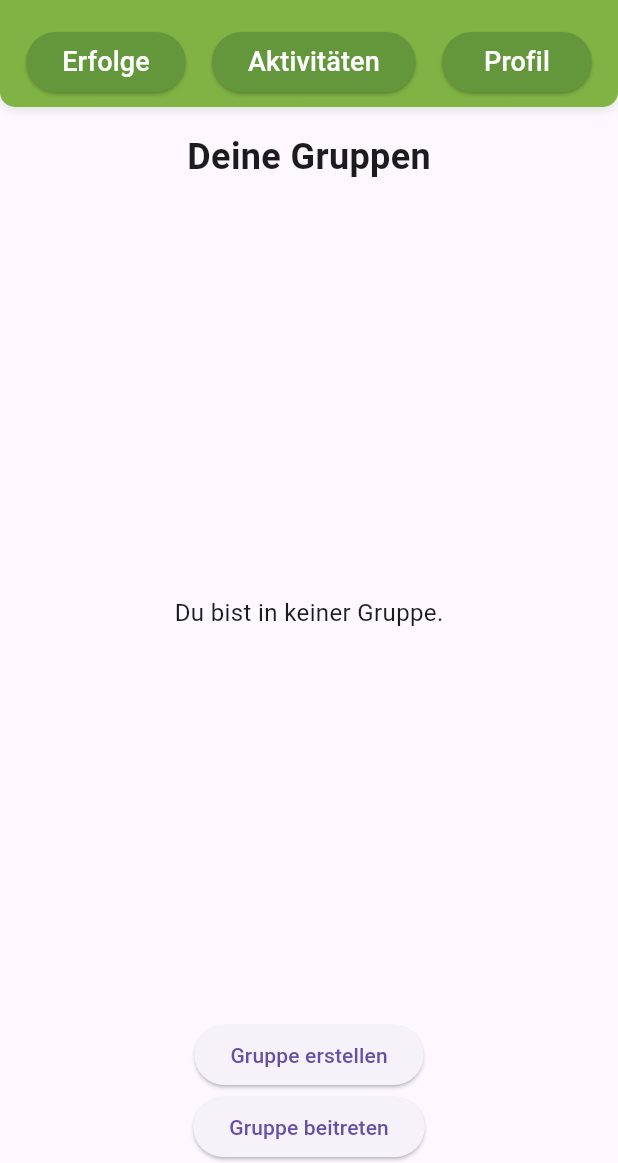
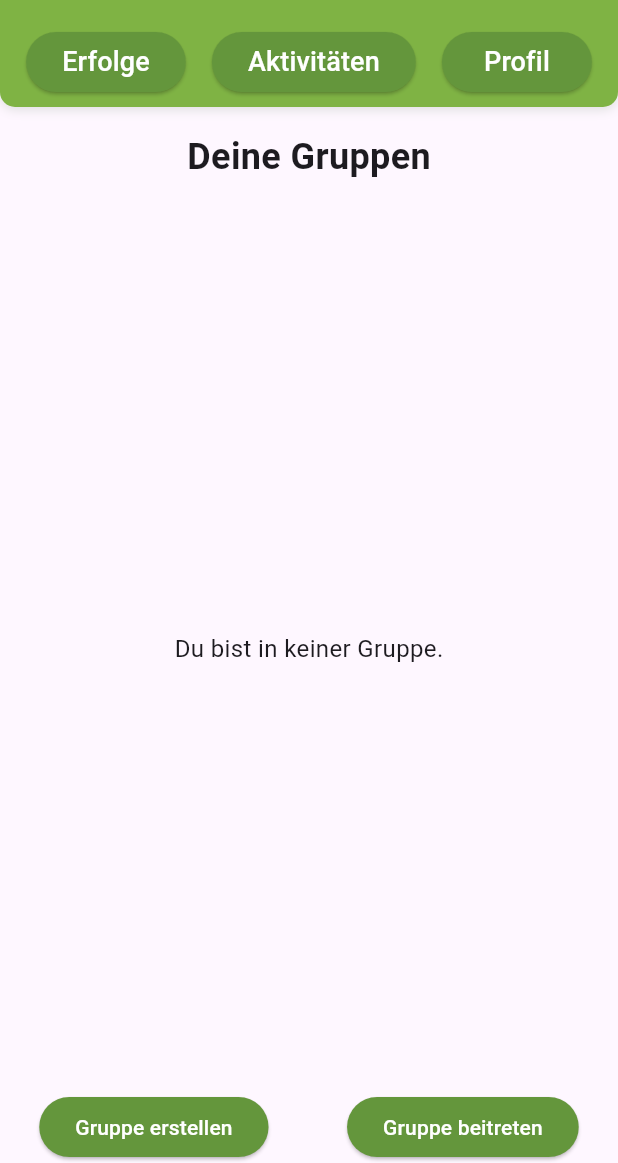
Before and after one commit to Connorh1603/BattleActivity, a Flutter app: the GroupScreen screen opened by its route, on a phone screen of 412 x 824 dp, the part 73-1236 px from its top. Run offline on Flutter 3.47's test engine with Material 3 defaults, Android fonts, the phone set to English and light mode, and no system bars; our stand-ins replace cloud_firestore, file_picker, firebase_auth, firebase_core, firebase_storage, fl_chart and 4 more; missing offline and left inert: google_sign_in_platform_interface; accounts and stored records are empty; statements that could not run were skipped.

Commit message:
Schön Änderungen Schön

```diff
--- a/flutter_application_1/lib/screens/group_screen.dart
+++ b/flutter_application_1/lib/screens/group_screen.dart
@@ -161,18 +161,31 @@ class GroupScreen extends StatelessWidget {
                     },
                   ),
                 ),
+                Row(
+                  mainAxisAlignment: MainAxisAlignment.spaceAround,
+                  children: [
                     ElevatedButton(
                       onPressed: () {
                         _showCreateGroupDialog(context, userId);
                       },
+                      style: ElevatedButton.styleFrom(
+                            backgroundColor: Color.fromARGB(255, 100, 150, 60),
+                            foregroundColor: Colors.white,
+                          ),
                       child: Text('Gruppe erstellen'),
                     ),
                     ElevatedButton(
                       onPressed: () {
                         _showJoinGroupDialog(context, userId);
                       },
+                      style: ElevatedButton.styleFrom(
+                            backgroundColor: Color.fromARGB(255, 100, 150, 60),
+                            foregroundColor: Colors.white,
+                          ),
                       child: Text('Gruppe beitreten'),
                     ),
+                  ]
+                )
               ],
             ),
           );
```
Also changed, not shown: flutter_application_1/lib/screens/archievement_screen.dart (+0 -18 lines), flutter_application_1/lib/screens/profile_screen.dart (+14 -4 lines), flutter_application_1/pubspec.lock. Lines whose indentation alone changed are shown as unchanged.
